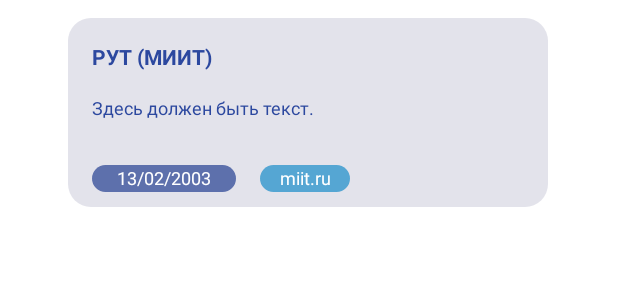
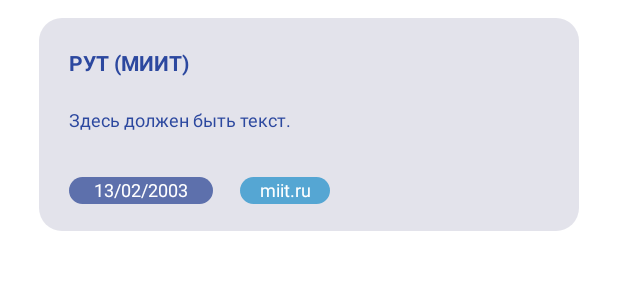
Before and after one commit to sorivma/MIITNavigation-mobile, an Android app: the layout item_article.xml on its own in the app's theme, with its tools: preview values and no code run, on a phone screen of 412 x 824 dp. Shown: the top 300 px of the screen. Run offline under Robolectric (Android 15) with nearby library versions, the phone set to English and light mode, and no system bars.

Commit message:
Change fragment_timetable.xml, fragment_news.xml. Add item_timetable_day.xml and item_timetable_class.xml.

```diff
--- a/app/src/main/res/drawable/viewshape3.xml
+++ b/app/src/main/res/drawable/viewshape3.xml
@@ -1,9 +1,9 @@
 <?xml version="1.0" encoding="utf-8"?>
 <shape xmlns:android="http://schemas.android.com/apk/res/android">
-    <solid android:color="#5D70AC"/>
+<!--    <solid android:color="#5D70AC"/>-->
     <size
-        android:width="96dp"
-        android:height="17dp" />
+        android:width="100dp"
+        android:height="18dp" />
 
-    <corners android:radius="30dp"/>
+    <corners android:radius="20dp"/>
 </shape>
--- a/app/src/main/res/drawable/viewshape4.xml
+++ b/app/src/main/res/drawable/viewshape4.xml
@@ -2,8 +2,8 @@
 <shape xmlns:android="http://schemas.android.com/apk/res/android">
     <solid android:color="#55A6D3"/>
     <size
-        android:width="96dp"
-        android:height="17dp" />
+        android:width="100dp"
+        android:height="18dp" />
 
-    <corners android:radius="30dp"/>
+    <corners android:radius="20dp"/>
 </shape>
--- a/app/src/main/res/layout/item_article.xml
+++ b/app/src/main/res/layout/item_article.xml
@@ -8,7 +8,7 @@
 
     <LinearLayout
         android:id="@+id/linearLayout2"
-        android:layout_width="320dp"
+        android:layout_width="360dp"
         android:layout_height="wrap_content"
         android:background="@drawable/viewshape2"
         android:orientation="vertical"
@@ -23,8 +23,8 @@
             android:id="@+id/text_title"
             android:layout_width="wrap_content"
             android:layout_height="wrap_content"
-            android:layout_marginStart="16dp"
-            android:layout_marginTop="16dp"
+            android:layout_marginStart="20dp"
+            android:layout_marginTop="20dp"
             android:text="РУТ (МИИТ)"
             android:textColor="@color/miit_blue"
             android:textSize="14sp"
@@ -34,9 +34,9 @@
             android:id="@+id/text_news"
             android:layout_width="wrap_content"
             android:layout_height="wrap_content"
-            android:layout_marginStart="16dp"
-            android:layout_marginTop="16dp"
-            android:layout_marginEnd="16dp"
+            android:layout_marginStart="20dp"
+            android:layout_marginTop="20dp"
+            android:layout_marginEnd="20dp"
             android:layout_marginBottom="30dp"
             android:text="Здесь должен быть текст."
             android:textColor="@color/miit_blue"
@@ -44,7 +44,7 @@
 
         <LinearLayout
             android:id="@id/linearLayout2"
-            android:layout_width="320dp"
+            android:layout_width="370dp"
             android:layout_height="wrap_content"
             android:orientation="horizontal">
 
@@ -52,9 +52,10 @@
                 android:id="@+id/news_date"
                 android:layout_width="96dp"
                 android:layout_height="18dp"
-                android:layout_marginStart="16dp"
-                android:layout_marginBottom="10dp"
+                android:layout_marginStart="20dp"
+                android:layout_marginBottom="18dp"
                 android:background="@drawable/viewshape3"
+                android:backgroundTint="#5D70AC"
                 android:text="13/02/2003"
                 android:textAlignment="center"
                 android:textColor="@color/white"
@@ -64,8 +65,8 @@
                 android:id="@+id/news_source"
                 android:layout_width="60dp"
                 android:layout_height="18dp"
-                android:layout_marginStart="16dp"
-                android:layout_marginBottom="10dp"
+                android:layout_marginStart="18dp"
+                android:layout_marginBottom="18dp"
                 android:background="@drawable/viewshape4"
                 android:text="miit.ru"
                 android:textAlignment="center"
--- a/app/src/main/res/values/colors.xml
+++ b/app/src/main/res/values/colors.xml
@@ -9,4 +9,5 @@
     <color name="white">#FFFFFFFF</color>
     <color name="miit_blue">#2C489F</color>
     <color name="status_blue">#55A6D3</color>
+    <color name="light_grey">#E3E3EB</color>
 </resources>
```
Also changed, not shown: app/src/main/res/drawable/viewshape5.xml (added, +13 -0 lines), app/src/main/res/layout/fragment_news.xml (+4 -4 lines), app/src/main/res/layout/fragment_timetable.xml (+16 -12 lines), app/src/main/res/layout/item_timetable_class.xml (added, +134 -0 lines), app/src/main/res/layout/item_timetable_day.xml (added, +46 -0 lines).
